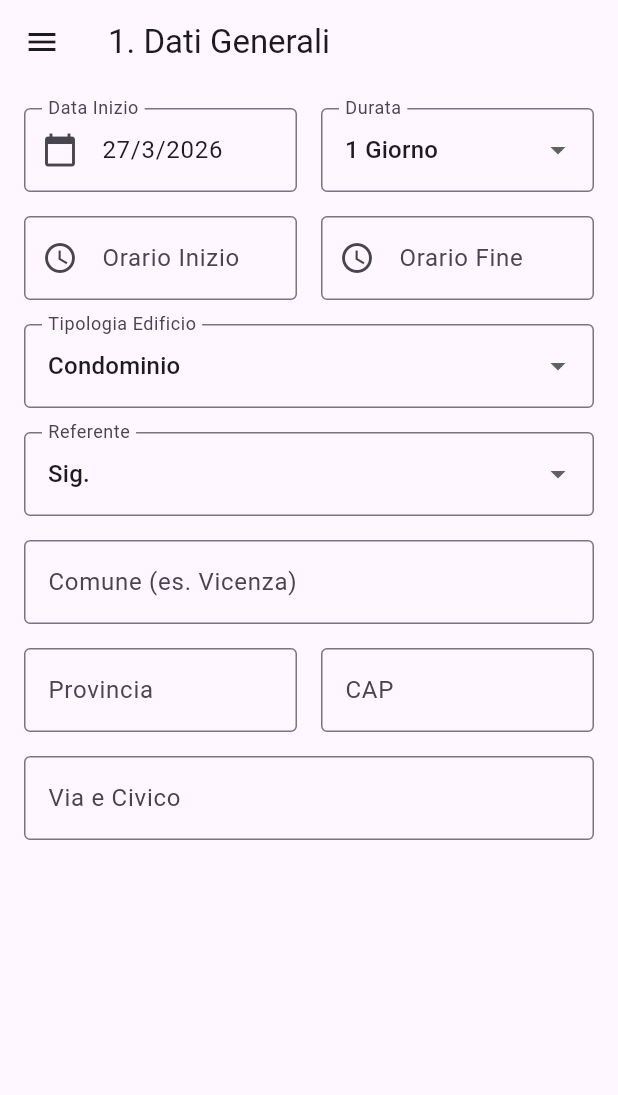
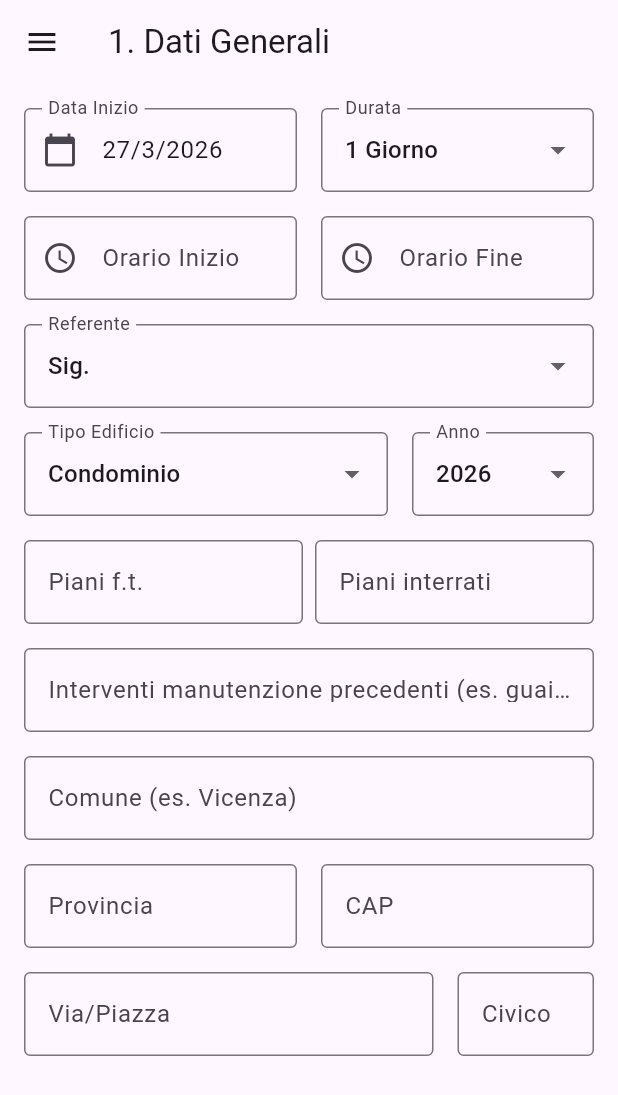
Before and after one commit to ricercaperditeinfiltrazioni/app_infiltrazioni, a Flutter app: the screen it shows after launch, on a phone screen of 412 x 824 dp. Shown: the top 1095 px of the screen. Run offline on Flutter 3.47's test engine with Material 3 defaults, Android fonts, the phone set to English and light mode, and no system bars; our stand-ins replace image_picker, shared_preferences, speech_to_text; missing offline and left inert: pattern_input_formatter.

Commit message:
Update dati_cantiere_screen.dart

```diff
--- a/lib/screens/dati_cantiere_screen.dart
+++ b/lib/screens/dati_cantiere_screen.dart
@@ -1,9 +1,11 @@
 import 'package:flutter/material.dart';
+import 'package:flutter/services.dart';
 import 'package:provider/provider.dart';
+import 'package:pattern_input_formatter/pattern_input_formatter.dart';
 import '../providers/relazione_provider.dart';
 import 'problematiche_screen.dart';
 import 'gas_traccianti_screen.dart';
-import 'verifiche_strumentali_screen.dart'; // Import per la Sezione 4
+import 'verifiche_strumentali_screen.dart';
 
 class DatiCantiereScreen extends StatefulWidget {
   const DatiCantiereScreen({super.key});
@@ -14,6 +16,9 @@ class DatiCantiereScreen extends StatefulWidget {
 class _DatiCantiereScreenState extends State<DatiCantiereScreen> {
   final List<String> _titoliReferente = ['Sig.', 'Sig.ra', 'Ing.', 'Arch.', 'Geom.', 'Amministratore', 'Altro'];
   final List<String> _tipiEdificio = ['Condominio', 'Abitazione singola', 'Box auto', 'Edificio Commerciale', 'Edificio Industriale', 'Altro'];
+
+  // Lista anni dal 2026 fino al 1900
+  final List<String> _anniEdificio = List.generate(127, (index) => (2026 - index).toString());
 
   final List<Map<String, String>> _databaseComuni = [
     {'comune': 'Vicenza', 'provincia': 'VI', 'cap': '36100'},
@@ -50,7 +55,7 @@ class _DatiCantiereScreenState extends State<DatiCantiereScreen> {
                 Navigator.pop(context); Navigator.push(context, MaterialPageRoute(builder: (_) => const GasTracciantiScreen()));
             }),
             ListTile(leading: const Icon(Icons.looks_4), title: const Text('4) Verifiche strumentali'), onTap: () {
-                Navigator.pop(context); Navigator.push(context, MaterialPageRoute(builder: (_) => const VerificheStrumentaliScreen())); // Collegamento Sezione 4!
+                Navigator.pop(context); Navigator.push(context, MaterialPageRoute(builder: (_) => const VerificheStrumentaliScreen()));
             }),
             ListTile(leading: const Icon(Icons.looks_5), title: const Text('5) Ripristino iniezioni'), onTap: () {}),
             ListTile(leading: const Icon(Icons.looks_6), title: const Text('6) Potenziali vulnerabilità'), onTap: () {}),
@@ -72,16 +77,48 @@ class _DatiCantiereScreenState extends State<DatiCantiereScreen> {
                 Expanded(child: DropdownButtonFormField<String>(value: '1 Giorno', items: ['Mezza giornata', '1 Giorno', '2 Giorni', '3 Giorni', 'Altro'].map((t) => DropdownMenuItem(value: t, child: Text(t))).toList(), onChanged: (val) {}, decoration: const InputDecoration(labelText: 'Durata', border: OutlineInputBorder()))),
             ]),
             const SizedBox(height: 16),
+
+            // ORARIO AUTOFORMATTATO
             Row(children: [
-                Expanded(child: TextFormField(decoration: const InputDecoration(labelText: 'Orario Inizio', border: OutlineInputBorder(), prefixIcon: Icon(Icons.access_time)))),
+                Expanded(
+                  child: TextFormField(
+                    keyboardType: TextInputType.number,
+                    inputFormatters: [PatternInputFormatter(pattern: '##:##')], // Formatta in automatico es. 09:30
+                    decoration: const InputDecoration(labelText: 'Orario Inizio', hintText: '09:00', border: OutlineInputBorder(), prefixIcon: Icon(Icons.access_time))
+                  )
+                ),
                 const SizedBox(width: 16),
-                Expanded(child: TextFormField(decoration: const InputDecoration(labelText: 'Orario Fine', border: OutlineInputBorder(), prefixIcon: Icon(Icons.access_time)))),
+                Expanded(
+                  child: TextFormField(
+                    keyboardType: TextInputType.number,
+                    inputFormatters: [PatternInputFormatter(pattern: '##:##')],
+                    decoration: const InputDecoration(labelText: 'Orario Fine', hintText: '17:30', border: OutlineInputBorder(), prefixIcon: Icon(Icons.access_time))
+                  )
+                ),
             ]),
             const SizedBox(height: 16),
-            DropdownButtonFormField<String>(value: 'Condominio', items: _tipiEdificio.map((t) => DropdownMenuItem(value: t, child: Text(t))).toList(), onChanged: (val) {}, decoration: const InputDecoration(labelText: 'Tipologia Edificio', border: OutlineInputBorder())),
-            const SizedBox(height: 16),
+
             DropdownButtonFormField<String>(value: _titoliReferente.contains(provider.referente) ? provider.referente : 'Sig.', items: _titoliReferente.map((t) => DropdownMenuItem(value: t, child: Text(t))).toList(), onChanged: (val) => provider.aggiornaDato(nuovoReferente: val), decoration: const InputDecoration(labelText: 'Referente', border: OutlineInputBorder())),
             const SizedBox(height: 16),
+
+            // DATI EDIFICIO E ANNO
+            Row(children: [
+              Expanded(flex: 2, child: DropdownButtonFormField<String>(value: 'Condominio', items: _tipiEdificio.map((t) => DropdownMenuItem(value: t, child: Text(t))).toList(), onChanged: (val) {}, decoration: const InputDecoration(labelText: 'Tipo Edificio', border: OutlineInputBorder()))),
+              const SizedBox(width: 16),
+              Expanded(flex: 1, child: DropdownButtonFormField<String>(value: '2026', items: _anniEdificio.map((t) => DropdownMenuItem(value: t, child: Text(t))).toList(), onChanged: (val) {}, decoration: const InputDecoration(labelText: 'Anno', border: OutlineInputBorder()))),
+            ]),
+            const SizedBox(height: 16),
+
+            // PIANI E MANUTENZIONE
+            Row(children: [
+              Expanded(child: TextFormField(keyboardType: TextInputType.number, decoration: const InputDecoration(labelText: 'Piani f.t.', border: OutlineInputBorder()))),
+              const SizedBox(width: 8),
+              Expanded(child: TextFormField(keyboardType: TextInputType.number, decoration: const InputDecoration(labelText: 'Piani interrati', border: OutlineInputBorder()))),
+            ]),
+            const SizedBox(height: 16),
+            TextFormField(decoration: const InputDecoration(labelText: 'Interventi manutenzione precedenti (es. guaina 2020)', border: OutlineInputBorder())),
+            const SizedBox(height: 16),
+
             Autocomplete<Map<String, String>>(
               initialValue: TextEditingValue(text: provider.comune),
               optionsBuilder: (TextEditingValue textEditingValue) {
@@ -99,7 +136,13 @@ class _DatiCantiereScreenState extends State<DatiCantiereScreen> {
               Expanded(child: TextFormField(key: Key(provider.cap), initialValue: provider.cap, decoration: const InputDecoration(labelText: 'CAP', border: OutlineInputBorder()), onChanged: (val) => provider.aggiornaDato(nuovoCap: val))),
             ]),
             const SizedBox(height: 16),
-            TextFormField(initialValue: provider.viaCivico, decoration: const InputDecoration(labelText: 'Via e Civico', border: OutlineInputBorder()), onChanged: (val) => provider.aggiornaDato(nuovaVia: val)),
+
+            // VIA E CIVICO SEPARATI
+            Row(children: [
+              Expanded(flex: 3, child: TextFormField(initialValue: provider.viaCivico, decoration: const InputDecoration(labelText: 'Via/Piazza', border: OutlineInputBorder()), onChanged: (val) => provider.aggiornaDato(nuovaVia: val))),
+              const SizedBox(width: 16),
+              Expanded(flex: 1, child: TextFormField(decoration: const InputDecoration(labelText: 'Civico', border: OutlineInputBorder()))),
+            ]),
           ],
         ),
       ),
```
